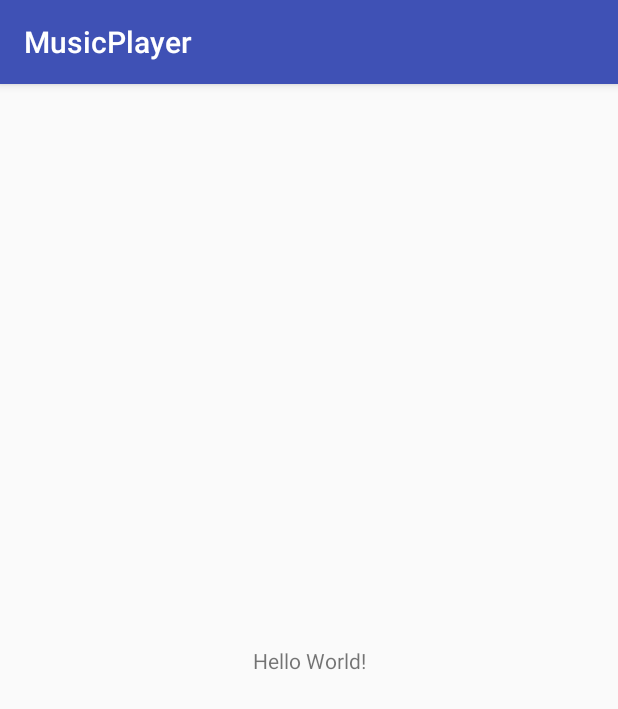
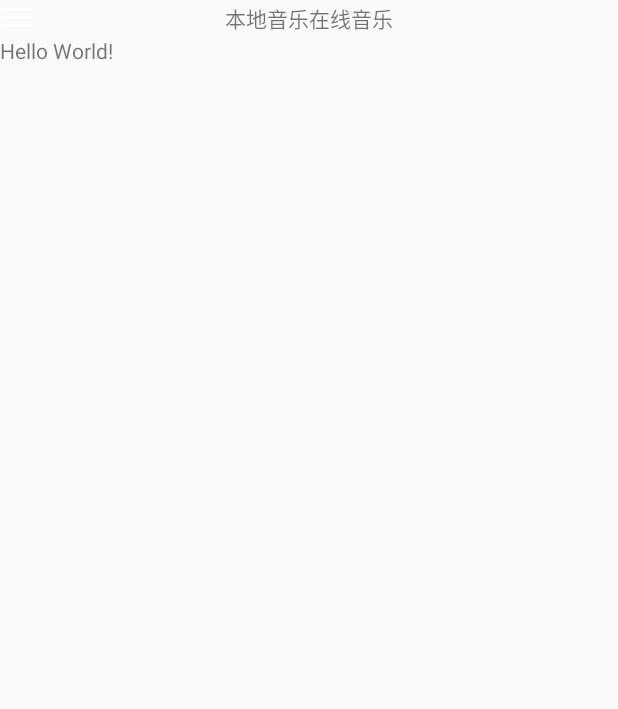
Before and after one commit to YuiMaster/MusciPlayer, an Android app: the screen it shows after launch (MusicActivity), on a phone screen of 412 x 824 dp. Shown: the top 709 px of the screen. Run offline under Robolectric (Android 15) with nearby library versions, the phone set to English and light mode, and no system bars.

Commit message:
添加忽略；使用自定义actionbar

```diff
--- a/app/src/main/java/com/yui/musicplayer/MusicActivity.java
+++ b/app/src/main/java/com/yui/musicplayer/MusicActivity.java
@@ -1,5 +1,6 @@
 package com.yui.musicplayer;
 
+import android.app.ActionBar;
 import android.support.v7.app.AppCompatActivity;
 import android.os.Bundle;
 
@@ -17,6 +18,20 @@ public class MusicActivity extends AppCompatActivity {
     @Override
     protected void onCreate(Bundle savedInstanceState) {
         super.onCreate(savedInstanceState);
+        hideActionbar();
         setContentView(R.layout.activity_music);
     }
+
+    /**
+     * 隐藏ActionBar
+     */
+    private void hideActionbar() {
+        ActionBar actionBar = getActionBar();
+        android.support.v7.app.ActionBar actionBarV7 = getSupportActionBar();
+        if (actionBar != null) {
+            actionBar.hide();
+        } else if (actionBarV7 != null) {
+            actionBarV7.hide();
+        }
+    }
 }
--- a/app/src/main/res/layout/activity_music.xml
+++ b/app/src/main/res/layout/activity_music.xml
@@ -1,18 +1,15 @@
 <?xml version="1.0" encoding="utf-8"?>
-<android.support.constraint.ConstraintLayout xmlns:android="http://schemas.android.com/apk/res/android"
-    xmlns:app="http://schemas.android.com/apk/res-auto"
-    xmlns:tools="http://schemas.android.com/tools"
+<LinearLayout xmlns:android="http://schemas.android.com/apk/res/android"
     android:layout_width="match_parent"
     android:layout_height="match_parent"
-    tools:context="com.yui.musicplayer.MusicActivity">
+    android:orientation="vertical">
+
+
+    <include layout="@layout/include_player_toolbar" />
 
     <TextView
         android:layout_width="wrap_content"
         android:layout_height="wrap_content"
-        android:text="Hello World!"
-        app:layout_constraintBottom_toBottomOf="parent"
-        app:layout_constraintLeft_toLeftOf="parent"
-        app:layout_constraintRight_toRightOf="parent"
-        app:layout_constraintTop_toTopOf="parent" />
+        android:text="Hello World!" />
 
-</android.support.constraint.ConstraintLayout>
+</LinearLayout>
--- /dev/null
+++ b/app/src/main/res/layout/include_player_toolbar.xml
@@ -0,0 +1,32 @@
+<?xml version="1.0" encoding="utf-8"?>
+<FrameLayout xmlns:android="http://schemas.android.com/apk/res/android"
+    android:layout_width="match_parent"
+    android:layout_height="wrap_content">
+
+    <android.support.v7.widget.AppCompatImageView
+        android:id="@+id/iv_menu"
+        android:layout_width="wrap_content"
+        android:layout_height="wrap_content"
+        android:src="@mipmap/ic_menu" />
+
+    <LinearLayout
+        android:layout_width="wrap_content"
+        android:layout_height="match_parent"
+        android:layout_gravity="center"
+        android:orientation="horizontal">
+
+        <android.support.v7.widget.AppCompatTextView
+            android:id="@+id/tv_local_music"
+            android:layout_width="wrap_content"
+            android:layout_height="match_parent"
+            android:text="本地音乐" />
+
+        <android.support.v7.widget.AppCompatTextView
+            android:id="@+id/tv_online_music"
+            android:layout_width="wrap_content"
+            android:layout_height="match_parent"
+            android:text="在线音乐" />
+    </LinearLayout>
+
+
+</FrameLayout>
```
Also changed, not shown: app/src/main/res/values/colors.xml (+21 -1 lines), app/src/main/res/mipmap-xxhdpi/ic_menu.png (added), 1 other file.
